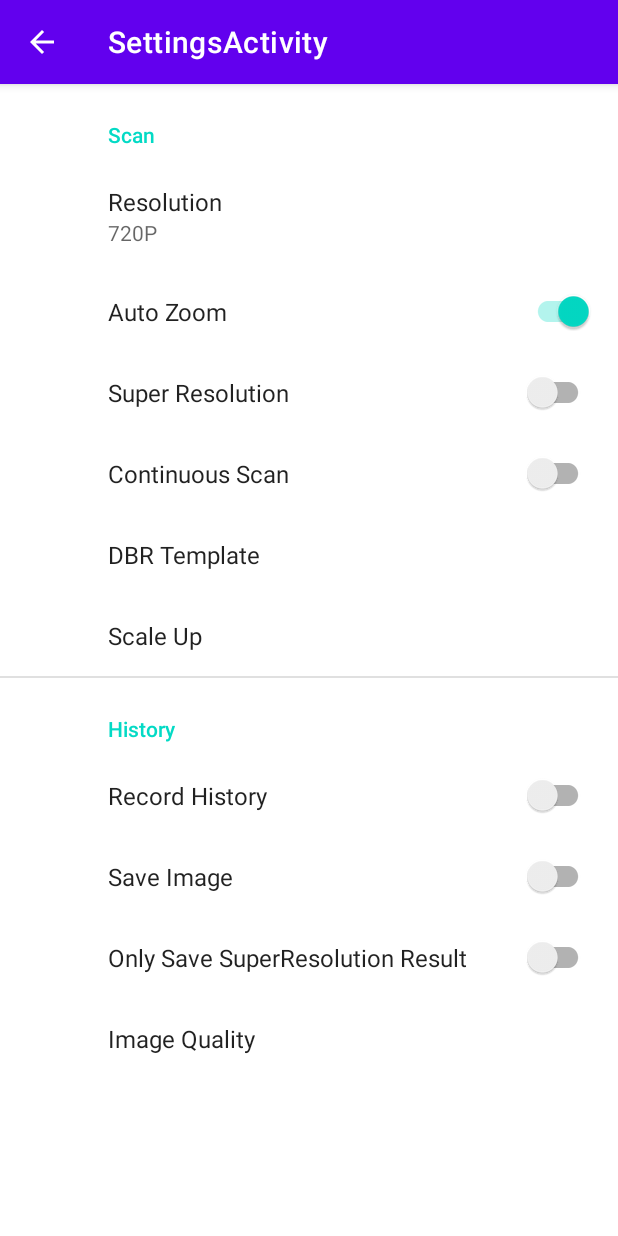
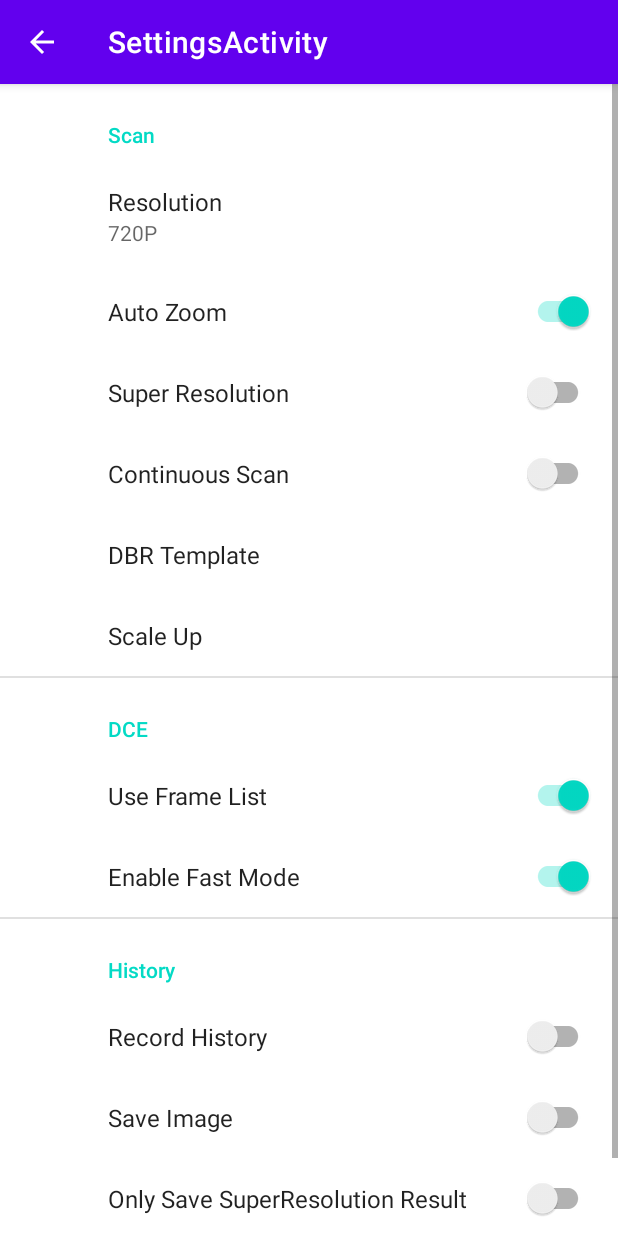
Before and after one commit to tony-xlh/Faraway_Scan, an Android app: the SettingsActivity screen opened directly, with no data from a screen before it, on a phone screen of 412 x 824 dp. Run offline under Robolectric (Android 15) with nearby library versions, the phone set to English and light mode, and no system bars; our stand-ins replace androidx.preference; libraries missing offline, so code that uses them is left out: androidx.camera.core, com.dynamsoft.dbr, com.dynamsoft.dce; network calls fail; 2 statements that could not run were skipped.

Commit message:
add framelist; support fast mode

```diff
--- a/app/src/main/java/com/dynamsoft/farawayscan/DCEActivity.java
+++ b/app/src/main/java/com/dynamsoft/farawayscan/DCEActivity.java
@@ -39,6 +39,8 @@ import com.dynamsoft.dce.Resolution;
 import java.io.ByteArrayOutputStream;
 import java.io.IOException;
 import java.util.ArrayList;
+import java.util.Timer;
+import java.util.TimerTask;
 import java.util.concurrent.ExecutorService;
 import java.util.concurrent.Executors;
 
@@ -55,6 +57,8 @@ public class DCEActivity extends AppCompatActivity {
     private SuperResolution sr;
     private Boolean scanned;
     private Context ctx;
+    private Timer timer = new Timer();
+    private int lastFrameID = -1;
     @Override
     protected void onCreate(Bundle savedInstanceState) {
         super.onCreate(savedInstanceState);
@@ -94,6 +98,11 @@ public class DCEActivity extends AppCompatActivity {
             }
         });
         initDCE();
+
+        if (prefs.getBoolean("framelist",true)){
+            timer.scheduleAtFixedRate(task, 1000, 100);
+        }
+
     }
 
     private void initDCE(){
@@ -115,7 +124,6 @@ public class DCEActivity extends AppCompatActivity {
             }
         });
 
-
         mCamera.addCameraView(cameraView);
         cameraView.addOverlay();
 
@@ -130,6 +138,37 @@ public class DCEActivity extends AppCompatActivity {
             public void onPreviewOriginalFrame(Frame frame) {
                 Log.d("DBR", "original");
                 Log.d("DBR", "orientation: "+frame.getOrientation());
+            }
+            @Override
+            public void onPreviewFilterFrame(Frame frame) {
+                Log.d("DBR", "filter");
+            }
+
+            @Override
+            public void onPreviewFastFrame(Frame frame) {
+                Log.d("DBR", "fastframe");
+                Log.d("DBR", "orientation: "+frame.getOrientation());
+                Log.d("DBR", "width: "+frame.width);
+                Log.d("DBR", "height: "+frame.height);
+                if (prefs.getBoolean("framelist",true)==false) {
+                    decode(frame);
+                }
+            }
+        });
+
+        Resolution res = Resolution.DEFALUT;
+        if (prefs.getString("resolution", "1080P").equals("1080P")) {
+            res=Resolution.RESOLUTION_1080P;
+        } else if (prefs.getString("resolution", "4K").equals("4K")){
+            res=Resolution.RESOLUTION_4K;
+        }
+        mCamera.enableAutoZoom(prefs.getBoolean("autozoom", true));
+        mCamera.enableFastMode(prefs.getBoolean("fastmode", true));
+        mCamera.setResolution(res);
+        mCamera.startScanning();
+    }
+
+    private void decode(Frame frame){
         Bitmap bitmap = FrameToBitmap(frame);
         Boolean continuous_scan = prefs.getBoolean("continuous_scan",false);
         if (scanned && continuous_scan==false){
@@ -145,11 +184,10 @@ public class DCEActivity extends AppCompatActivity {
         }
 
         if (results != null && results.length > 0) {
-                    if (results.length > 0) {
             resultString=Utils.getBarcodeResult(results);
             UpdateCodeImage(results[0].localizationResult.resultPoints,bitmap);
+            UpdateLocationIfFastFrame(results,frame);
             mCamera.setResultPoints(Utils.PointsAsArrayList(results[0].localizationResult.resultPoints));
-                    }
         }else{
             Point[] resultPoints = new Point[0];
             try {
@@ -158,7 +196,7 @@ public class DCEActivity extends AppCompatActivity {
                 if (resultPoints!=null) {
                     Log.d("DBR", "autozoom");
                     mCamera.setResultPoints(Utils.PointsAsArrayList(resultPoints)); //autozoom
-                            mCamera.setZoomRegion(GetRect(resultPoints),frame.getOrientation());
+                    mCamera.setZoomRegion(GetRect(resultPoints,frame),frame.getOrientation());
                 }
             } catch (BarcodeReaderException e) {
                 e.printStackTrace();
@@ -171,7 +209,7 @@ public class DCEActivity extends AppCompatActivity {
                     Bitmap srbm = sr.SuperResolutionImage(cropped);
                     try {
                         results = dbr.decodeBufferedImage(srbm, "");
-                                if (results.length>0){
+                        if (results != null && results.length>0){
                             resultString=Utils.getBarcodeResult(results);
                             Utils.saveRecord(resultString,cropped,srbm,ctx,prefs);
                             UpdateCodeAndSRImage(cropped,srbm);
@@ -201,31 +239,20 @@ public class DCEActivity extends AppCompatActivity {
             }
         }
     }
+
+    TimerTask task = new TimerTask() {
         @Override
-            public void onPreviewFilterFrame(Frame frame) {
-                Log.d("DBR", "filter");
+        public void run() {
+            Frame frame = mCamera.AcquireListFrame(true);
+            if (frame!=null){
+                if (frame.getFrameId()!=lastFrameID){
+                    lastFrameID=frame.getFrameId();
+                    decode(frame);
                 }
+            }
+        }
+    };
 
-            @Override
-            public void onPreviewFastFrame(Frame frame) {
-                Log.d("DBR", "fastframe");
-                Log.d("DBR", "orientation: "+frame.getOrientation());
-                Log.d("DBR", "width: "+frame.width);
-                Log.d("DBR", "height: "+frame.height);
-            }
-        });
-
-        Resolution res = Resolution.DEFALUT;
-        if (prefs.getString("resolution", "1080P").equals("1080P")) {
-            res=Resolution.RESOLUTION_1080P;
-        } else if (prefs.getString("resolution", "4K").equals("4K")){
-            res=Resolution.RESOLUTION_4K;
-        }
-        mCamera.enableAutoZoom(prefs.getBoolean("autozoom", true));
-        //mCamera.enableFastMode(true);
-        mCamera.setResolution(res);
-        mCamera.startScanning();
-    }
 
     private Bitmap FrameToBitmap(Frame frame){
         ByteArrayOutputStream outputSteam = new ByteArrayOutputStream();
@@ -303,7 +330,22 @@ public class DCEActivity extends AppCompatActivity {
         });
     }
 
-    private Rect GetRect(Point[] points) {
+    private void UpdateLocationIfFastFrame(TextResult[] results, Frame frame){
+        if (frame.isFastFrame()) {
+            Rect rect = frame.getCropRect();
+            if (rect != null){
+                for (int i = 0; i < results.length; i++) {
+                    for (int j = 0; j < 4; j++) {
+                        ((results[i]).localizationResult.resultPoints[j]).x += rect.left;
+                        ((results[i]).localizationResult.resultPoints[j]).y += rect.top;
+                    }
+                }
+            }
+        }
+    }
+
+
+    private Rect GetRect(Point[] points, Frame frame) {
         int leftX = (points[0]).x, rightX = leftX;
         int leftY = (points[0]).y, rightY = leftY;
         for (Point pt : points) {
@@ -316,6 +358,24 @@ public class DCEActivity extends AppCompatActivity {
             if (pt.y > rightY)
                 rightY = pt.y;
         }
+        if (frame.isFastFrame()) {
+            int original_w = frame.getOriW();
+            int original_h = frame.getOriH();
+            if (frame.getFastFrameId() % 4 == 1) {
+                if (frame.getOrientation() == 1) {
+                    leftX += original_w / 4;
+                    rightX += original_w / 4;
+                } else if (frame.getOrientation() == 2) {
+                    leftY += original_h / 4;
+                    rightY += original_h / 4;
+                }
+            } else if (frame.getFastFrameId() % 4 != 0) {
+                leftX += original_w / 4;
+                rightX += original_w / 4;
+                leftY += original_h / 4;
+                rightY += original_h / 4;
+            }
+        }
         Rect frameRegion = new Rect(leftX, leftY, rightX, rightY);
         return frameRegion;
     }
--- a/app/src/main/res/values/strings.xml
+++ b/app/src/main/res/values/strings.xml
@@ -11,6 +11,10 @@
     <string name="autozoom">Auto Zoom</string>
     <string name="superresolution">Super Resolution</string>
 
+    <!-- DCE Preferences -->
+    <string name="framelist">Use Frame List</string>
+    <string name="fastmode">Enable Fast Mode</string>
+
     <!-- History Preferences -->
     <string name="record_history">Record History</string>
     <string name="save_only_superresolution">Only Save SuperResolution Result</string>
--- a/app/src/main/res/xml/root_preferences.xml
+++ b/app/src/main/res/xml/root_preferences.xml
@@ -36,6 +36,19 @@
             android:title="Scale Up" />
     </PreferenceCategory>
 
+    <PreferenceCategory app:title="DCE">
+
+        <SwitchPreferenceCompat
+            app:key="framelist"
+            app:defaultValue="true"
+            app:title="@string/framelist" />
+        <SwitchPreferenceCompat
+            app:key="fastmode"
+            app:defaultValue="true"
+            app:title="@string/fastmode" />
+
+    </PreferenceCategory>
+
     <PreferenceCategory app:title="@string/History_header">
         <SwitchPreferenceCompat
             app:key="record_history"
```
Lines whose indentation alone changed are shown as unchanged.
